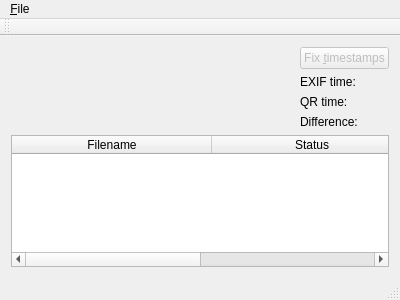
The window that qrcode_time_reader.ui (vollkorn1982/qrcode_time_reader) describes before a commit, drawn with Qt 5.
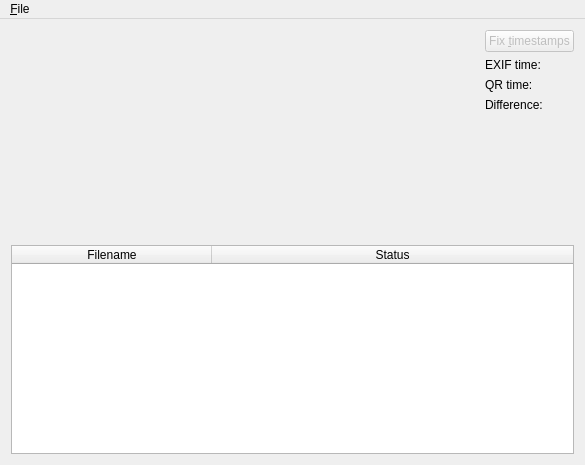
The same window after the commit. Custom widgets are drawn as their Qt base class.

Diff of the .ui file:
```diff
--- a/qrcode_time_reader.ui
+++ b/qrcode_time_reader.ui
@@ -6,8 +6,8 @@
    <rect>
     <x>0</x>
     <y>0</y>
-    <width>400</width>
-    <height>300</height>
+    <width>585</width>
+    <height>465</height>
    </rect>
   </property>
   <property name="windowTitle">
@@ -16,7 +16,7 @@
   <widget class="QWidget" name="centralWidget">
    <layout class="QVBoxLayout" name="verticalLayout_2">
     <item>
-     <layout class="QHBoxLayout" name="horizontalLayout">
+     <layout class="QHBoxLayout" name="horizontalLayout_4">
       <item>
        <widget class="ResizingLabel" name="photoPreview">
         <property name="sizePolicy">
@@ -46,6 +46,8 @@
          </widget>
         </item>
         <item>
+         <layout class="QHBoxLayout" name="horizontalLayout">
+          <item>
          <widget class="QLabel" name="exifTime">
           <property name="text">
            <string>EXIF time:</string>
@@ -53,6 +55,17 @@
          </widget>
         </item>
         <item>
+           <widget class="QLabel" name="exifTime_data">
+            <property name="text">
+             <string/>
+            </property>
+           </widget>
+          </item>
+         </layout>
+        </item>
+        <item>
+         <layout class="QHBoxLayout" name="horizontalLayout_2">
+          <item>
          <widget class="QLabel" name="encodedTime">
           <property name="text">
            <string>QR time:</string>
@@ -60,12 +73,45 @@
          </widget>
         </item>
         <item>
+           <widget class="QLabel" name="qrTime_data">
+            <property name="text">
+             <string/>
+            </property>
+           </widget>
+          </item>
+         </layout>
+        </item>
+        <item>
+         <layout class="QHBoxLayout" name="horizontalLayout_3">
+          <item>
          <widget class="QLabel" name="timeDifference">
           <property name="text">
            <string>Difference:</string>
           </property>
          </widget>
         </item>
+          <item>
+           <widget class="QLabel" name="timeDiff_data">
+            <property name="text">
+             <string/>
+            </property>
+           </widget>
+          </item>
+         </layout>
+        </item>
+        <item>
+         <spacer name="verticalSpacer">
+          <property name="orientation">
+           <enum>Qt::Vertical</enum>
+          </property>
+          <property name="sizeHint" stdset="0">
+           <size>
+            <width>20</width>
+            <height>40</height>
+           </size>
+          </property>
+         </spacer>
+        </item>
        </layout>
       </item>
      </layout>
@@ -112,7 +158,7 @@
     <rect>
      <x>0</x>
      <y>0</y>
-     <width>400</width>
+     <width>585</width>
      <height>25</height>
     </rect>
    </property>
@@ -124,15 +170,6 @@
    </widget>
    <addaction name="menuFile"/>
   </widget>
-  <widget class="QToolBar" name="mainToolBar">
-   <attribute name="toolBarArea">
-    <enum>TopToolBarArea</enum>
-   </attribute>
-   <attribute name="toolBarBreak">
-    <bool>false</bool>
-   </attribute>
-  </widget>
-  <widget class="QStatusBar" name="statusBar"/>
   <action name="actionImport_photos">
    <property name="text">
     <string>&amp;Open</string>
```
Lines whose indentation alone changed are shown as unchanged.
